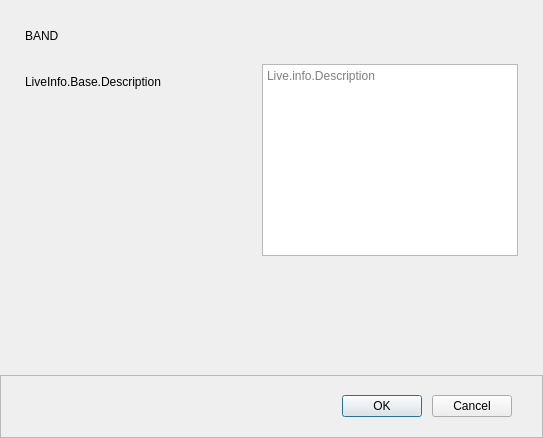
Old version of the form src/prism-live-studio/PRISMLiveStudio/prism-ui/PLSPlatformApi/band/PLSLiveInfoBand.ui in the repository naver/prism-live-studio.
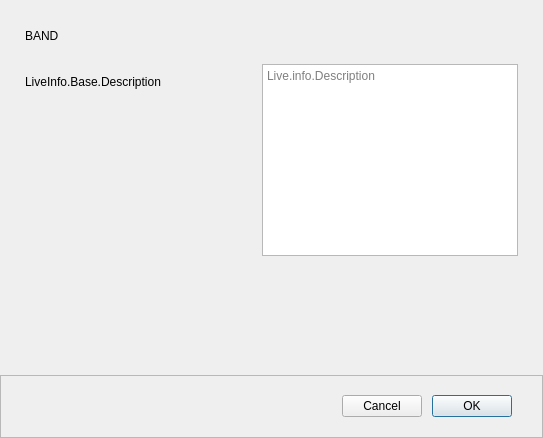
New version of the form. Custom widgets are drawn as their Qt base class.

```diff
--- a/src/prism-live-studio/PRISMLiveStudio/prism-ui/PLSPlatformApi/band/PLSLiveInfoBand.ui
+++ b/src/prism-live-studio/PRISMLiveStudio/prism-ui/PLSPlatformApi/band/PLSLiveInfoBand.ui
@@ -207,6 +207,16 @@
         </property>
        </spacer>
       </item>
+      <item>
+       <widget class="QPushButton" name="cancelButton">
+        <property name="text">
+         <string>Cancel</string>
+        </property>
+        <property name="useFor" stdset="0">
+         <string notr="true">Cancel</string>
+        </property>
+       </widget>
+      </item>
       <item>
        <widget class="QPushButton" name="okButton">
         <property name="text">
@@ -223,16 +233,6 @@
         </property>
        </widget>
       </item>
-      <item>
-       <widget class="QPushButton" name="cancelButton">
-        <property name="text">
-         <string>Cancel</string>
-        </property>
-        <property name="useFor" stdset="0">
-         <string notr="true">Cancel</string>
-        </property>
-       </widget>
-      </item>
      </layout>
     </widget>
    </item>
```
